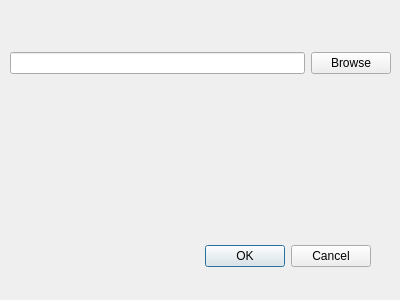
Qt form Commencer/generatedatabase.ui (JonGift/Commencer) before a commit.
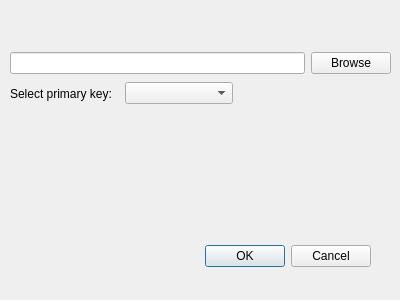
The same form after that commit.

Commit message: Add combo box functionality

Diff of the .ui file:
```diff
--- a/Commencer/generatedatabase.ui
+++ b/Commencer/generatedatabase.ui
@@ -51,6 +51,28 @@
     </item>
    </layout>
   </widget>
+  <widget class="QWidget" name="">
+   <property name="geometry">
+    <rect>
+     <x>10</x>
+     <y>80</y>
+     <width>223</width>
+     <height>27</height>
+    </rect>
+   </property>
+   <layout class="QHBoxLayout" name="horizontalLayout_2">
+    <item>
+     <widget class="QLabel" name="label">
+      <property name="text">
+       <string>Select primary key:</string>
+      </property>
+     </widget>
+    </item>
+    <item>
+     <widget class="QComboBox" name="comboBox"/>
+    </item>
+   </layout>
+  </widget>
  </widget>
  <resources/>
  <connections>
```
The commit also changes 1 other file.
